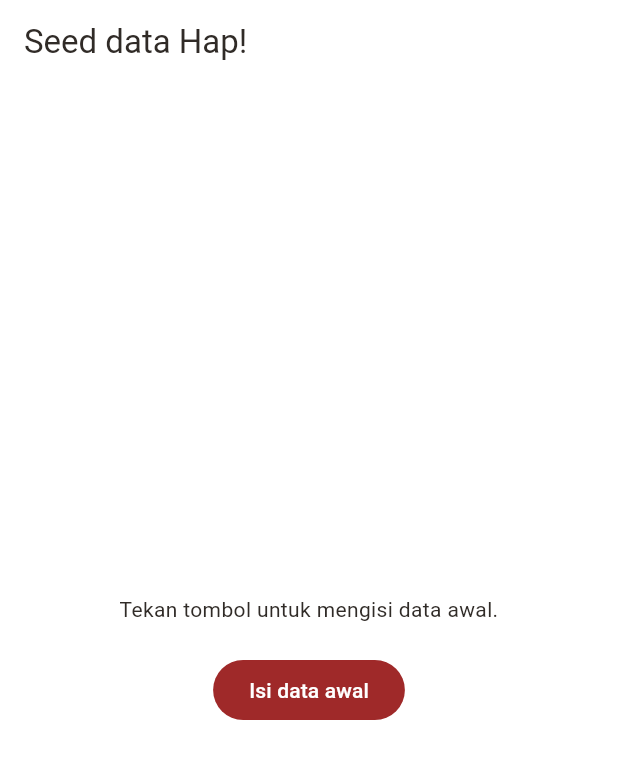
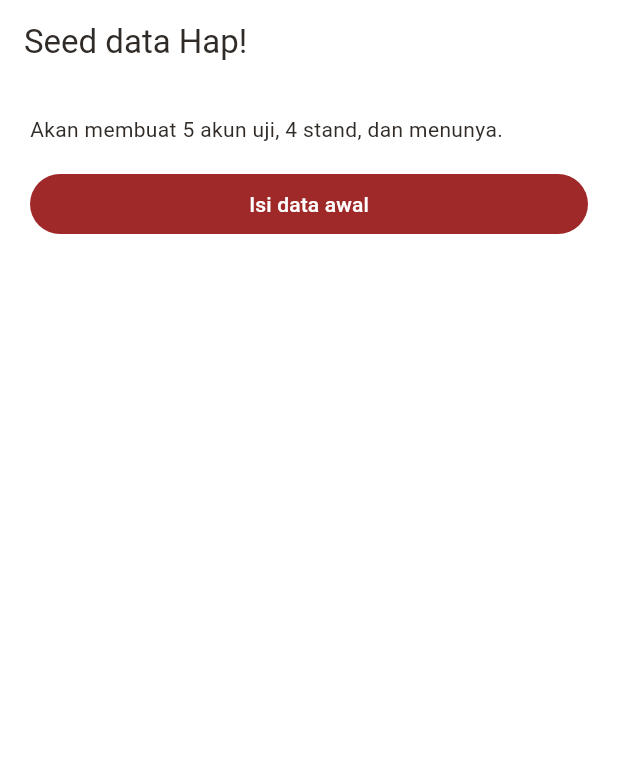
Before and after one commit to yusufnurull/hap-app, a Flutter app: the _SeedScreen screen opened directly, on a phone screen of 412 x 824 dp. Shown: the top 759 px of the screen. Run offline on Flutter 3.47's test engine with Material 3 defaults, Android fonts, the phone set to English and light mode, and no system bars; our stand-ins replace cloud_firestore, firebase_auth, firebase_core; accounts and stored records are empty; generated files the repository leaves out were written again.

Commit message:
feat: Update seed data structure and service for Firebase initialization

```diff
--- a/lib/seed_main.dart
+++ b/lib/seed_main.dart
@@ -1,30 +1,64 @@
-// Titik masuk khusus untuk mengisi data awal Firestore.
-// Bukan bagian dari aplikasi; jalankan sekali dengan:
+// Titik masuk khusus untuk mengisi data awal Firebase.
+// Bukan bagian dari aplikasi; jalankan dengan:
 //   flutter run -t lib/seed_main.dart
 //
-// Langkah:
-// 1. Daftarkan 2 akun penjual uji dari aplikasi biasa.
-// 2. Salin uid keduanya dari Firebase Console > Authentication.
-// 3. Tempel di _pemilikStand di bawah, lalu jalankan file ini.
+// File ini berisi password akun uji: JANGAN di-commit ke GitHub
+// (sudah perlu dimasukkan ke .gitignore).
 
 import 'package:firebase_core/firebase_core.dart';
 import 'package:flutter/material.dart';
 
+import 'core/constants/app_enums.dart';
 import 'firebase_options.dart';
 import 'services/seed_service.dart';
 
-/// standId (dari mock_data.dart) -> uid penjual. Biarkan '' bila belum ada.
-const Map<String, String> _pemilikStand = {
-  'bu-sri': '', // penjual uji 1
-  'mas-joko': '', // penjual uji 2
-  'pojok-minuman': '',
-  'pak-darmo': '',
-};
+/// Akun uji. Boleh diubah; catat dan bagikan ke tim lewat grup.
+const List<SeedAccount> _akunUji = [
+  SeedAccount(
+    nama: 'Pembeli Satu',
+    email: 'pembeli1@hap.test',
+    password: 'hap12345',
+    noHp: '081200000001',
+    role: UserRole.pembeli,
+  ),
+  SeedAccount(
+    nama: 'Pembeli Dua',
+    email: 'pembeli2@hap.test',
+    password: 'hap12345',
+    noHp: '081200000002',
+    role: UserRole.pembeli,
+  ),
+  SeedAccount(
+    nama: 'Bu Sri',
+    email: 'penjual.busri@hap.test',
+    password: 'hap12345',
+    noHp: '081200000003',
+    role: UserRole.penjual,
+    standId: 'bu-sri',
+  ),
+  SeedAccount(
+    nama: 'Mas Joko',
+    email: 'penjual.joko@hap.test',
+    password: 'hap12345',
+    noHp: '081200000004',
+    role: UserRole.penjual,
+    standId: 'mas-joko',
+  ),
+  SeedAccount(
+    nama: 'Admin Hap',
+    email: 'admin@hap.test',
+    password: 'hap12345',
+    noHp: '081200000005',
+    role: UserRole.admin,
+  ),
+];
 
 Future<void> main() async {
   WidgetsFlutterBinding.ensureInitialized();
   await Firebase.initializeApp(options: DefaultFirebaseOptions.currentPlatform);
-  runApp(const MaterialApp(home: _SeedScreen()));
+  runApp(
+    const MaterialApp(debugShowCheckedModeBanner: false, home: _SeedScreen()),
+  );
 }
 
 class _SeedScreen extends StatefulWidget {
@@ -35,18 +69,24 @@ class _SeedScreen extends StatefulWidget {
 }
 
 class _SeedScreenState extends State<_SeedScreen> {
-  String _pesan = 'Tekan tombol untuk mengisi data awal.';
+  final List<String> _log = [];
+  String _hasil = '';
   bool _jalan = false;
 
   Future<void> _isi() async {
-    setState(() => _jalan = true);
+    setState(() {
+      _jalan = true;
+      _log.clear();
+      _hasil = '';
+    });
     try {
       final hasil = await SeedService().isiDataAwal(
-        pemilikStand: _pemilikStand,
+        akun: _akunUji,
+        onProgress: (pesan) => setState(() => _log.add(pesan)),
       );
-      setState(() => _pesan = hasil);
+      setState(() => _hasil = hasil);
     } catch (e) {
-      setState(() => _pesan = 'Gagal: $e');
+      setState(() => _hasil = 'Gagal: $e');
     } finally {
       setState(() => _jalan = false);
     }
@@ -56,20 +96,35 @@ class _SeedScreenState extends State<_SeedScreen> {
   Widget build(BuildContext context) {
     return Scaffold(
       appBar: AppBar(title: const Text('Seed data Hap!')),
-      body: Center(
-        child: Padding(
-          padding: const EdgeInsets.all(24),
+      body: Padding(
+        padding: const EdgeInsets.all(20),
         child: Column(
-            mainAxisSize: MainAxisSize.min,
+          crossAxisAlignment: CrossAxisAlignment.stretch,
           children: [
-              Text(_pesan, textAlign: TextAlign.center),
-              const SizedBox(height: 20),
+            Text(
+              'Akan membuat ${_akunUji.length} akun uji, 4 stand, dan menunya.',
+            ),
+            const SizedBox(height: 16),
             FilledButton(
               onPressed: _jalan ? null : _isi,
               child: Text(_jalan ? 'Mengisi...' : 'Isi data awal'),
             ),
+            const SizedBox(height: 16),
+            Expanded(
+              child: ListView(
+                children: [
+                  for (final baris in _log) Text('• $baris'),
+                  if (_hasil.isNotEmpty) ...[
+                    const SizedBox(height: 12),
+                    Text(
+                      _hasil,
+                      style: const TextStyle(fontWeight: FontWeight.bold),
+                    ),
+                  ],
                 ],
               ),
+            ),
+          ],
         ),
       ),
     );
--- a/lib/services/seed_service.dart
+++ b/lib/services/seed_service.dart
@@ -1,15 +1,42 @@
-// Pengisi data awal Firestore untuk pengujian (dipakai sekali).
+// Pengisi data awal Firebase untuk pengujian (dipakai sekali).
 //
-// Menyalin 4 stand dan menu dari mock_data.dart ke Firestore, lalu
-// menghubungkan stand dengan akun penjual uji. Jalankan lewat:
+// Membuat akun uji (Firebase Auth + users/{uid}), lalu menyalin 4 stand dan
+// menu dari mock_data.dart ke Firestore, dan menghubungkan penjual dengan
+// stand-nya. Jalankan lewat:
 //   flutter run -t lib/seed_main.dart
-// Aman dijalankan ulang: dokumen ditimpa dengan id yang sama.
+//
+// Aman dijalankan ulang: akun yang sudah ada tidak dibuat dua kali, dan
+// dokumen stand/menu ditimpa dengan id yang sama.
 
 import 'package:cloud_firestore/cloud_firestore.dart';
+import 'package:firebase_auth/firebase_auth.dart';
+import 'package:firebase_core/firebase_core.dart';
 
+import '../core/constants/app_enums.dart';
 import '../core/constants/firestore_collections.dart';
 import '../core/constants/firestore_values.dart';
 import '../data/mock_data.dart';
+
+/// Data satu akun uji.
+class SeedAccount {
+  const SeedAccount({
+    required this.nama,
+    required this.email,
+    required this.password,
+    required this.noHp,
+    required this.role,
+    this.standId,
+  });
+
+  final String nama;
+  final String email;
+  final String password;
+  final String noHp;
+  final UserRole role;
+
+  /// Hanya untuk penjual: id stand dari mock_data.dart (mis. 'bu-sri').
+  final String? standId;
+}
 
 class SeedService {
   SeedService({FirebaseFirestore? firestore})
@@ -17,34 +44,125 @@ class SeedService {
 
   final FirebaseFirestore _db;
 
-  /// [pemilikStand] berisi pasangan standId -> uid penjual.
-  /// Stand tanpa pemilik tetap dibuat dengan pemilikId kosong.
-  /// Mengembalikan ringkasan hasil.
+  /// Menjalankan seluruh pengisian. [onProgress] menerima pesan per langkah.
   Future<String> isiDataAwal({
-    Map<String, String> pemilikStand = const {},
+    required List<SeedAccount> akun,
+    void Function(String pesan)? onProgress,
   }) async {
+    final log = onProgress ?? (_) {};
+
+    // 1. Akun uji
+    final uidPerEmail = await _buatAkun(akun, log);
+
+    // 2. Stand, menu, dan penghubung penjual
+    log('Menyimpan stand dan menu...');
+    final pemilikStand = <String, String>{
+      for (final a in akun)
+        if (a.role == UserRole.penjual && a.standId != null)
+          a.standId!: uidPerEmail[a.email]!,
+    };
+    final jumlahMenu = await _isiStandDanMenu(pemilikStand);
+
+    return 'Berhasil!\n'
+        '${uidPerEmail.length} akun, ${mockStands.length} stand, '
+        '$jumlahMenu menu, ${pemilikStand.length} penjual terhubung ke stand.';
+  }
+
+  /// Membuat akun di Auth dan dokumen users/{uid}. Mengembalikan email -> uid.
+  ///
+  /// Memakai Firebase app kedua bernama 'seed', supaya pembuatan akun tidak
+  /// mengganti akun yang sedang login di aplikasi utama.
+  Future<Map<String, String>> _buatAkun(
+    List<SeedAccount> akun,
+    void Function(String) log,
+  ) async {
+    FirebaseApp app;
+    try {
+      app = Firebase.app('seed');
+    } on FirebaseException {
+      // Belum ada: buat dengan konfigurasi yang sama dengan app utama.
+      app = await Firebase.initializeApp(
+        name: 'seed',
+        options: Firebase.app().options,
+      );
+    }
+    return _buatAkunDenganApp(app, akun, log);
+  }
+
+  Future<Map<String, String>> _buatAkunDenganApp(
+    FirebaseApp app,
+    List<SeedAccount> akun,
+    void Function(String) log,
+  ) async {
+    final auth = FirebaseAuth.instanceFor(app: app);
+    final users = _db.collection(FirestoreCollections.users);
+    final hasil = <String, String>{};
+
+    try {
+      for (final a in akun) {
+        log('Membuat akun ${a.email}...');
+        final uid = await _uidAkun(auth, a);
+        hasil[a.email] = uid;
+
+        await users.doc(uid).set({
+          'nama': a.nama,
+          'email': a.email,
+          'noHp': a.noHp,
+          'role': roleToValue(a.role),
+          // Semua akun uji langsung aktif, termasuk penjual,
+          // karena persetujuan admin baru dibuat di Minggu 3.
+          'status': AccountStatus.aktif,
+          'jumlahTidakDiambil': 0,
+          if (a.standId != null) 'standId': a.standId,
+          'createdAt': FieldValue.serverTimestamp(),
+        }, SetOptions(merge: true));
+      }
+    } finally {
+      await auth.signOut();
+      await app.delete();
+    }
+    return hasil;
+  }
+
+  /// Membuat akun baru, atau masuk bila email sudah terdaftar.
+  Future<String> _uidAkun(FirebaseAuth auth, SeedAccount a) async {
+    try {
+      final cred = await auth.createUserWithEmailAndPassword(
+        email: a.email,
+        password: a.password,
+      );
+      return cred.user!.uid;
+    } on FirebaseAuthException catch (e) {
+      if (e.code != 'email-already-in-use') {
+        throw Exception('Gagal membuat ${a.email}: ${e.code}');
+      }
+      try {
+        final cred = await auth.signInWithEmailAndPassword(
+          email: a.email,
+          password: a.password,
+        );
+        return cred.user!.uid;
+      } on FirebaseAuthException {
+        throw Exception(
+          '${a.email} sudah terdaftar dengan password lain. '
+          'Hapus akunnya di Console atau samakan password-nya.',
+        );
+      }
+    }
+  }
+
+  /// Menyalin stand dan menu dari mock_data.dart. Mengembalikan jumlah menu.
+  Future<int> _isiStandDanMenu(Map<String, String> pemilikStand) async {
     final batch = _db.batch();
     final stands = _db.collection(FirestoreCollections.stands);
-    final users = _db.collection(FirestoreCollections.users);
 
     for (final stand in mockStands) {
-      final pemilikId = pemilikStand[stand.id] ?? '';
       batch.set(stands.doc(stand.id), {
-        ...stand.copyWith(ownerId: pemilikId).toMap(),
+        ...stand.copyWith(ownerId: pemilikStand[stand.id] ?? '').toMap(),
         'createdAt': FieldValue.serverTimestamp(),
       });
-
-      // Hubungkan akun penjual ke stand-nya dan langsung aktifkan,
-      // karena fitur persetujuan admin baru dibuat di Minggu 3.
-      if (pemilikId.isNotEmpty) {
-        batch.set(users.doc(pemilikId), {
-          'standId': stand.id,
-          'status': AccountStatus.aktif,
-        }, SetOptions(merge: true));
-      }
     }
 
-    var jumlahMenu = 0;
     for (final menu in mockMenus) {
       batch.set(
         stands
@@ -53,11 +171,9 @@ class SeedService {
             .doc(menu.id),
         {...menu.toMap(), 'updatedAt': FieldValue.serverTimestamp()},
       );
-      jumlahMenu++;
     }
 
     await batch.commit();
-    return 'Berhasil: ${mockStands.length} stand, $jumlahMenu menu, '
-        '${pemilikStand.values.where((v) => v.isNotEmpty).length} penjual terhubung.';
+    return mockMenus.length;
   }
 }
```
Lines whose indentation alone changed are shown as unchanged.
